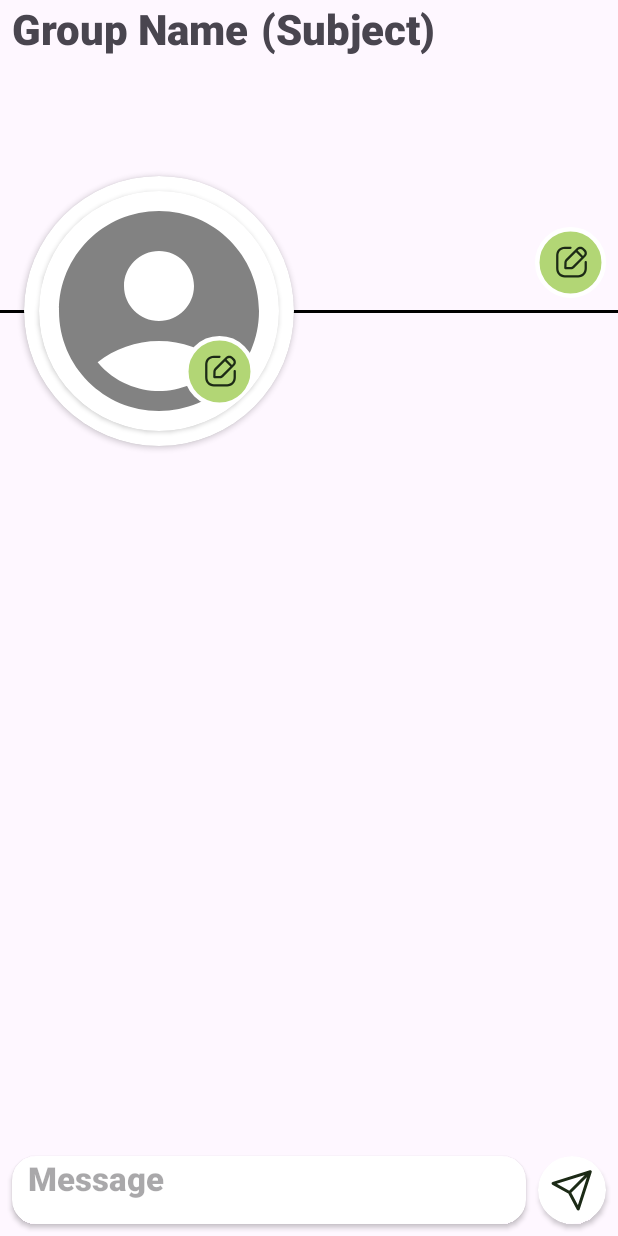
After one commit to kartiksharmakk/TutorApp, an Android app: the fragment GroupFragment shown on its own in the app's theme, on a phone screen of 412 x 824 dp. The commit adds this screen. Run offline under Robolectric (Android 15) with nearby library versions, the phone set to English and light mode, and no system bars; our stand-ins replace Shimmer; libraries missing offline, so code that uses them is left out: com.facebook.shimmer.

Commit message:
group chat ui

```diff
--- /dev/null
+++ b/app/src/main/java/com/example/myapplication/Tutor/GroupFragment.kt
@@ -0,0 +1,60 @@
+package com.example.myapplication.Tutor
+
+import android.os.Bundle
+import androidx.fragment.app.Fragment
+import android.view.LayoutInflater
+import android.view.View
+import android.view.ViewGroup
+import com.example.myapplication.R
+
+// TODO: Rename parameter arguments, choose names that match
+// the fragment initialization parameters, e.g. ARG_ITEM_NUMBER
+private const val ARG_PARAM1 = "param1"
+private const val ARG_PARAM2 = "param2"
+
+/**
+ * A simple [Fragment] subclass.
+ * Use the [GroupFragment.newInstance] factory method to
+ * create an instance of this fragment.
+ */
+class GroupFragment : Fragment() {
+    // TODO: Rename and change types of parameters
+    private var param1: String? = null
+    private var param2: String? = null
+
+    override fun onCreate(savedInstanceState: Bundle?) {
+        super.onCreate(savedInstanceState)
+        arguments?.let {
+            param1 = it.getString(ARG_PARAM1)
+            param2 = it.getString(ARG_PARAM2)
+        }
+    }
+
+    override fun onCreateView(
+        inflater: LayoutInflater, container: ViewGroup?,
+        savedInstanceState: Bundle?
+    ): View? {
+        // Inflate the layout for this fragment
+        return inflater.inflate(R.layout.fragment_group, container, false)
+    }
+
+    companion object {
+        /**
+         * Use this factory method to create a new instance of
+         * this fragment using the provided parameters.
+         *
+         * @param param1 Parameter 1.
+         * @param param2 Parameter 2.
+         * @return A new instance of fragment GroupFragment.
+         */
+        // TODO: Rename and change types and number of parameters
+        @JvmStatic
+        fun newInstance(param1: String, param2: String) =
+            GroupFragment().apply {
+                arguments = Bundle().apply {
+                    putString(ARG_PARAM1, param1)
+                    putString(ARG_PARAM2, param2)
+                }
+            }
+    }
+}
--- /dev/null
+++ b/app/src/main/res/drawable/send_message.xml
@@ -0,0 +1,13 @@
+<vector xmlns:android="http://schemas.android.com/apk/res/android"
+    android:width="28dp"
+    android:height="28dp"
+    android:viewportWidth="28"
+    android:viewportHeight="28">
+  <path
+      android:pathData="M26.167,1.833L1.375,9.583L12.313,15.688M26.167,1.833L18.146,26.625L12.313,15.688M26.167,1.833L12.313,15.688"
+      android:strokeLineJoin="round"
+      android:strokeWidth="2"
+      android:fillColor="#00000000"
+      android:strokeColor="#1C2A16"
+      android:strokeLineCap="round"/>
+</vector>
--- a/app/src/main/res/layout/fragment_create_group.xml
+++ b/app/src/main/res/layout/fragment_create_group.xml
@@ -33,7 +33,7 @@
             android:layout_height="wrap_content">
 
             <ImageView
-                android:id="@+id/imageView5"
+                android:id="@+id/imgCreateGroupCoverImage"
                 android:layout_width="0dp"
                 android:layout_height="0dp"
                 app:layout_constraintBottom_toTopOf="@+id/view"
@@ -91,7 +91,7 @@
                                 tools:layout_editor_absoluteY="14dp" />
 
                             <ImageView
-                                android:id="@+id/imgEditGroupDP"
+                                android:id="@+id/imgCreateGroupEditDP"
                                 android:layout_width="wrap_content"
                                 android:layout_height="wrap_content"
                                 android:layout_marginEnd="16dp"
@@ -119,7 +119,7 @@
                 app:layout_constraintTop_toBottomOf="@+id/cardView5">
 
                 <EditText
-                    android:id="@+id/editTextText"
+                    android:id="@+id/edtCreateGroupName"
                     android:layout_width="match_parent"
                     android:layout_height="match_parent"
                     android:background="@android:color/transparent"
@@ -155,7 +155,7 @@
                 app:layout_constraintTop_toBottomOf="@+id/cardView6">
 
                 <EditText
-                    android:id="@+id/editTextTextMultiLine"
+                    android:id="@+id/edtCreateGroupDescription"
                     android:layout_width="match_parent"
                     android:layout_height="match_parent"
                     android:hint="  Group Description"
@@ -192,7 +192,7 @@
                 app:layout_constraintTop_toBottomOf="@+id/cardView7">
 
                 <EditText
-                    android:id="@+id/editTextText2"
+                    android:id="@+id/edtCreateGroupSubject"
                     android:layout_width="match_parent"
                     android:layout_height="match_parent"
                     android:background="@android:color/transparent"
@@ -245,7 +245,7 @@
                         app:layout_constraintTop_toTopOf="parent" />
 
                     <TextView
-                        android:id="@+id/textView27"
+                        android:id="@+id/txtCreateGroupMemberCount"
                         android:layout_width="wrap_content"
                         android:layout_height="wrap_content"
                         android:layout_marginTop="8dp"
@@ -263,7 +263,7 @@
             </androidx.cardview.widget.CardView>
 
             <ImageView
-                android:id="@+id/imageView6"
+                android:id="@+id/imgCreateGroupAddMembers"
                 android:layout_width="wrap_content"
                 android:layout_height="wrap_content"
                 android:layout_marginEnd="32dp"
@@ -273,6 +273,7 @@
                 app:layout_constraintTop_toTopOf="@+id/cardView9" />
 
             <Button
+                android:id="@+id/btnCreateGroup"
                 android:layout_width="150dp"
                 android:layout_height="wrap_content"
                 android:layout_marginTop="48dp"
@@ -288,6 +289,16 @@
                 app:layout_constraintStart_toStartOf="parent"
                 app:layout_constraintTop_toBottomOf="@id/cardView9" />
 
+            <ImageView
+                android:id="@+id/imgCreateGroupEditCoverImage"
+                android:layout_width="wrap_content"
+                android:layout_height="wrap_content"
+                android:layout_marginEnd="8dp"
+                android:layout_marginBottom="8dp"
+                android:src="@drawable/edit_icon"
+                app:layout_constraintBottom_toTopOf="@+id/view"
+                app:layout_constraintEnd_toEndOf="parent" />
+
 
         </androidx.constraintlayout.widget.ConstraintLayout>
 
--- /dev/null
+++ b/app/src/main/res/layout/fragment_group.xml
@@ -0,0 +1,195 @@
+<?xml version="1.0" encoding="utf-8"?>
+<androidx.constraintlayout.widget.ConstraintLayout
+    xmlns:android="http://schemas.android.com/apk/res/android"
+    xmlns:app="http://schemas.android.com/apk/res-auto"
+    xmlns:tools="http://schemas.android.com/tools"
+    android:layout_width="match_parent"
+    android:layout_height="match_parent"
+    tools:context=".Tutor.GroupFragment">
+
+    <TextView
+        android:id="@+id/txtGroupName"
+        android:layout_width="wrap_content"
+        android:layout_height="45dp"
+        android:layout_marginStart="8dp"
+        android:fontFamily="sans-serif-black"
+        android:text="Group Name"
+        android:textSize="28dp"
+        android:textStyle="bold"
+        app:layout_constraintStart_toStartOf="parent"
+        app:layout_constraintTop_toTopOf="parent" />
+
+    <TextView
+        android:id="@+id/txtGroupSubject"
+        android:layout_width="wrap_content"
+        android:layout_height="45dp"
+        android:layout_marginStart="8dp"
+        android:fontFamily="sans-serif-black"
+        android:text="(Subject)"
+        android:textSize="28dp"
+        android:textStyle="bold"
+        app:layout_constraintStart_toEndOf="@+id/txtGroupName"
+        app:layout_constraintTop_toTopOf="parent" />
+
+    <androidx.constraintlayout.widget.ConstraintLayout
+        android:layout_width="match_parent"
+        android:layout_height="0dp"
+        android:layout_marginTop="8dp"
+        app:layout_constraintBottom_toBottomOf="parent"
+        app:layout_constraintTop_toBottomOf="@+id/txtGroupName">
+
+        <androidx.constraintlayout.widget.ConstraintLayout
+            android:layout_width="match_parent"
+            android:layout_height="match_parent"
+            app:layout_constraintTop_toTopOf="parent">
+
+            <ImageView
+                android:id="@+id/imgGroupCoverImage"
+                android:layout_width="match_parent"
+                android:layout_height="0dp"
+                android:scaleType="fitXY"
+                app:layout_constraintBottom_toTopOf="@+id/viewGroup"
+                app:layout_constraintEnd_toEndOf="parent"
+                app:layout_constraintStart_toStartOf="parent"
+                app:layout_constraintTop_toTopOf="parent" />
+
+            <ImageView
+                android:id="@+id/imgGroupEditCoverImage"
+                android:layout_width="wrap_content"
+                android:layout_height="wrap_content"
+                android:layout_marginEnd="8dp"
+                android:layout_marginBottom="8dp"
+                android:src="@drawable/edit_icon"
+                app:layout_constraintBottom_toTopOf="@+id/viewGroup"
+                app:layout_constraintEnd_toEndOf="parent" />
+
+            <View
+                android:id="@+id/viewGroup"
+                android:layout_width="match_parent"
+                android:layout_height="2dp"
+                android:background="@color/black"
+                app:layout_constraintBottom_toBottomOf="@+id/cardView10"
+                app:layout_constraintTop_toTopOf="@+id/cardView10"
+                tools:layout_editor_absoluteX="16dp" />
+
+            <androidx.cardview.widget.CardView
+                android:id="@+id/cardView10"
+                android:layout_width="180dp"
+                android:layout_height="180dp"
+                android:layout_marginStart="16dp"
+                android:layout_marginTop="64dp"
+                app:cardCornerRadius="90dp"
+                app:layout_constraintStart_toStartOf="parent"
+                app:layout_constraintTop_toTopOf="parent">
+
+                <androidx.constraintlayout.widget.ConstraintLayout
+                    android:layout_width="match_parent"
+                    android:layout_height="match_parent">
+
+                    <com.facebook.shimmer.ShimmerFrameLayout
+                        android:id="@+id/shimmerGroupDP"
+                        android:layout_width="match_parent"
+                        android:layout_height="match_parent">
+
+                        <TextView
+                            android:layout_width="match_parent"
+                            android:layout_height="match_parent"
+                            android:fontFamily="sans-serif-black"
+                            android:gravity="center"
+                            android:text="Loading..."
+                            android:textStyle="bold" />
+                    </com.facebook.shimmer.ShimmerFrameLayout>
+
+                    <androidx.cardview.widget.CardView
+                        android:layout_width="160dp"
+                        android:layout_height="160dp"
+                        android:elevation="4dp"
+                        app:cardCornerRadius="80dp"
+                        app:layout_constraintBottom_toBottomOf="@+id/shimmerGroupDP"
+                        app:layout_constraintEnd_toEndOf="@+id/shimmerGroupDP"
+                        app:layout_constraintStart_toStartOf="parent"
+                        app:layout_constraintTop_toTopOf="parent">
+
+                        <androidx.constraintlayout.widget.ConstraintLayout
+                            android:layout_width="match_parent"
+                            android:layout_height="match_parent">
+
+                            <ImageView
+                                android:id="@+id/imgGroupDP"
+                                android:layout_width="match_parent"
+                                android:layout_height="match_parent"
+                                android:src="@drawable/profile_icon" />
+
+                            <ImageView
+                                android:id="@+id/imgGroupEditDP"
+                                android:layout_width="wrap_content"
+                                android:layout_height="wrap_content"
+                                android:layout_marginEnd="16dp"
+                                android:layout_marginBottom="16dp"
+                                android:src="@drawable/edit_icon"
+                                app:layout_constraintBottom_toBottomOf="parent"
+                                app:layout_constraintEnd_toEndOf="parent" />
+                        </androidx.constraintlayout.widget.ConstraintLayout>
+                    </androidx.cardview.widget.CardView>
+                </androidx.constraintlayout.widget.ConstraintLayout>
+            </androidx.cardview.widget.CardView>
+
+
+            <androidx.cardview.widget.CardView
+                android:id="@+id/cardView13"
+                android:layout_width="0dp"
+                android:layout_height="45dp"
+                android:layout_marginStart="8dp"
+                android:layout_marginEnd="8dp"
+                android:layout_marginBottom="8dp"
+                android:elevation="8dp"
+                app:cardCornerRadius="16dp"
+                app:layout_constraintBottom_toBottomOf="parent"
+                app:layout_constraintEnd_toStartOf="@+id/cardView12"
+                app:layout_constraintStart_toStartOf="parent">
+
+                <EditText
+                    android:id="@+id/edtChat"
+                    android:layout_width="match_parent"
+                    android:layout_height="45dp"
+                    android:background="@android:color/transparent"
+                    android:ems="10"
+                    android:fontFamily="sans-serif-black"
+                    android:gravity="start|top"
+                    android:hint="  Message"
+                    android:inputType="textMultiLine"
+                    android:textSize="22dp"
+                    android:textStyle="bold" />
+            </androidx.cardview.widget.CardView>
+
+            <androidx.cardview.widget.CardView
+                android:id="@+id/cardView12"
+                android:layout_width="45dp"
+                android:layout_height="45dp"
+                android:layout_marginEnd="8dp"
+                android:layout_marginBottom="8dp"
+                android:elevation="8dp"
+                app:cardCornerRadius="22.5dp"
+                app:layout_constraintBottom_toBottomOf="parent"
+                app:layout_constraintEnd_toEndOf="parent">
+
+                <ImageView
+                    android:id="@+id/imgSendMessage"
+                    android:layout_width="match_parent"
+                    android:layout_height="match_parent"
+                    android:scaleType="centerInside"
+                    android:src="@drawable/send_message" />
+            </androidx.cardview.widget.CardView>
+
+            <androidx.recyclerview.widget.RecyclerView
+                android:id="@+id/recyclerChat"
+                android:layout_width="match_parent"
+                android:layout_height="0dp"
+                android:layout_marginTop="8dp"
+                android:layout_marginBottom="8dp"
+                app:layout_constraintBottom_toTopOf="@+id/cardView13"
+                app:layout_constraintTop_toBottomOf="@+id/imgGroupCoverImage"
+                tools:layout_editor_absoluteX="1dp" />
+        </androidx.constraintlayout.widget.ConstraintLayout>
+    </androidx.constraintlayout.widget.ConstraintLayout>
+</androidx.constraintlayout.widget.ConstraintLayout>
--- a/app/src/main/res/layout/fragment_profile.xml
+++ b/app/src/main/res/layout/fragment_profile.xml
@@ -35,6 +35,7 @@
         app:layout_constraintEnd_toEndOf="parent"
         app:layout_constraintStart_toStartOf="parent"
         app:layout_constraintTop_toBottomOf="@+id/textView17">
+
     <androidx.constraintlayout.widget.ConstraintLayout
         android:layout_width="match_parent"
         android:layout_height="match_parent">
```
Also changed, not shown: 1 other file.
